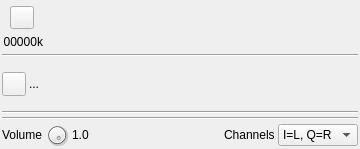
Qt form plugins/samplesink/audiooutput/audiooutputgui.ui (f4exb/sdrangel) before a commit.
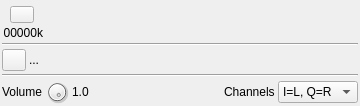
The same form after that commit. Icons and pictures are not drawn. Custom widgets are drawn as their Qt base class.

What changed in the file:
```diff
--- a/plugins/samplesink/audiooutput/audiooutputgui.ui
+++ b/plugins/samplesink/audiooutput/audiooutputgui.ui
@@ -7,7 +7,7 @@
     <x>0</x>
     <y>0</y>
     <width>360</width>
-    <height>149</height>
+    <height>106</height>
    </rect>
   </property>
   <property name="sizePolicy">
@@ -19,7 +19,13 @@
   <property name="minimumSize">
    <size>
     <width>360</width>
-    <height>0</height>
+    <height>106</height>
+   </size>
+  </property>
+  <property name="maximumSize">
+   <size>
+    <width>360</width>
+    <height>106</height>
    </size>
   </property>
   <property name="font">
@@ -161,13 +167,6 @@
      </property>
     </widget>
    </item>
-   <item>
-    <widget class="Line" name="line_2">
-     <property name="orientation">
-      <enum>Qt::Horizontal</enum>
-     </property>
-    </widget>
-   </item>
    <item>
     <layout class="QHBoxLayout" name="horizontalLayout">
      <item>
```
